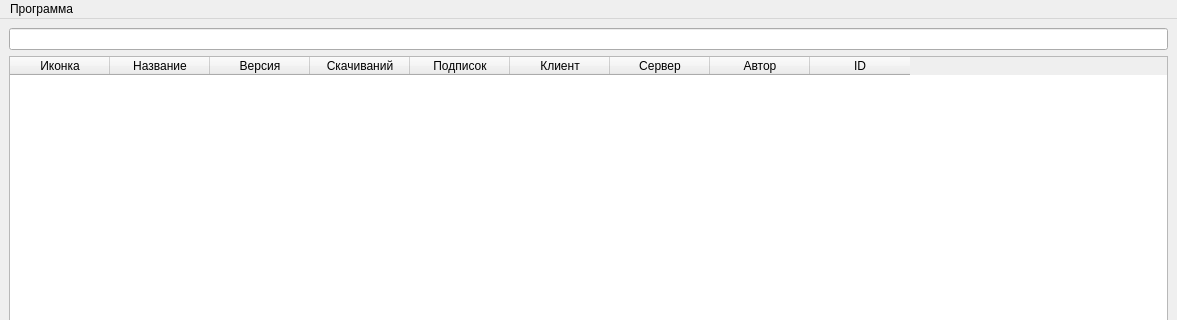
This is ui/main.ui in vitiacat/ModrinthBrowser as Qt 5 draws it before an edit; both pictures show x 0 to 1177 and y 0 to 320 of the 1177 by 788 pixel window. The edited form follows.
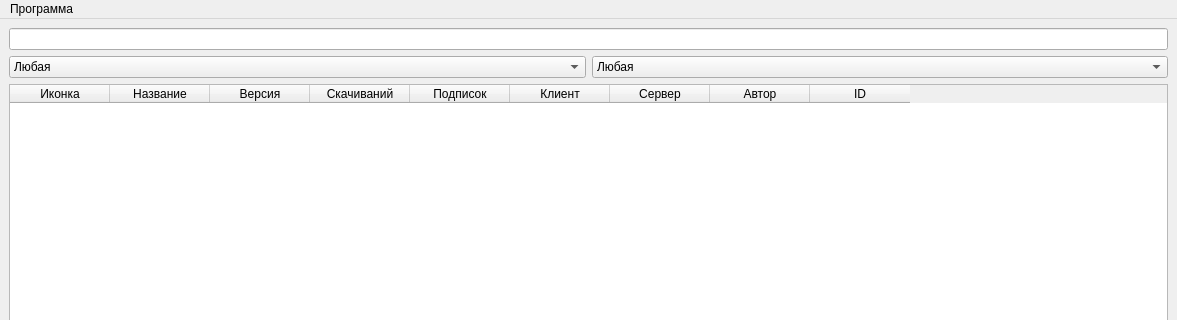
This is the edited form.

Commit message: category and version selector

Patch:
```diff
--- a/ui/main.ui
+++ b/ui/main.ui
@@ -21,6 +21,33 @@
        <widget class="QLineEdit" name="searchBar"/>
       </item>
       <item>
+       <layout class="QHBoxLayout" name="horizontalLayout">
+        <item>
+         <widget class="QComboBox" name="version">
+          <property name="currentText">
+           <string>Любая</string>
+          </property>
+          <item>
+           <property name="text">
+            <string>Любая</string>
+           </property>
+          </item>
+         </widget>
+        </item>
+        <item>
+         <widget class="QComboBox" name="category">
+          <item>
+           <property name="text">
+            <string>Любая</string>
+           </property>
+          </item>
+         </widget>
+        </item>
+       </layout>
+      </item>
+     </layout>
+    </item>
+    <item row="1" column="0">
        <widget class="QTableWidget" name="list">
         <property name="contextMenuPolicy">
          <enum>Qt::CustomContextMenu</enum>
@@ -84,9 +111,7 @@
         </column>
        </widget>
       </item>
-     </layout>
-    </item>
-    <item row="1" column="0">
+    <item row="2" column="0">
      <widget class="QSpinBox" name="page">
       <property name="suffix">
        <string> страница</string>
```
Lines whose indentation alone changed are shown as unchanged. The commit also changes 3 other files.
